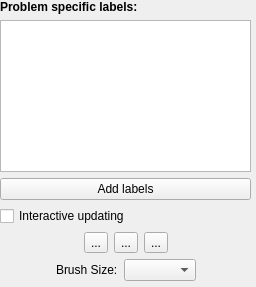
ilastik/ilastik, file ilastik/applets/labeling/labelingDrawer.ui: the form before one commit.
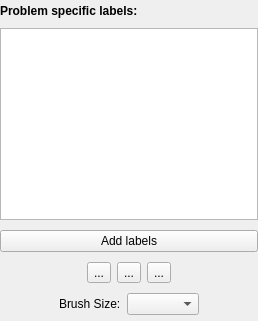
The form after the commit. Custom widgets are drawn as their Qt base class.

Commit message: Labeling gui: - Added properties for drawer ui and label list data. - Drawer ui path can be specified by subclasses (if they want to add controls to the ui. - Auto-select the paint tool if the user is selecting a new label. - New labels are named according to the highest label number in the list. - Label deletion occurs AFTER row is removed from the list.  That way the label list is consistent with the graph state by the time subclasses react to the deleted label in graph callbacks.

Patch:
```diff
--- a/ilastik/applets/labeling/labelingDrawer.ui
+++ b/ilastik/applets/labeling/labelingDrawer.ui
@@ -6,8 +6,8 @@
    <rect>
     <x>0</x>
     <y>0</y>
-    <width>256</width>
-    <height>287</height>
+    <width>258</width>
+    <height>321</height>
    </rect>
   </property>
   <property name="sizePolicy">
@@ -36,8 +36,8 @@
     <rect>
      <x>0</x>
      <y>0</y>
-     <width>251</width>
-     <height>281</height>
+     <width>258</width>
+     <height>321</height>
     </rect>
    </property>
    <layout class="QVBoxLayout" name="verticalLayout">
@@ -74,16 +74,6 @@
       </property>
      </widget>
     </item>
-    <item>
-     <widget class="QCheckBox" name="checkInteractive">
-      <property name="enabled">
-       <bool>true</bool>
-      </property>
-      <property name="text">
-       <string>Interactive updating</string>
-      </property>
-     </widget>
-    </item>
     <item>
      <layout class="QHBoxLayout" name="horizontalLayout" stretch="0,0,0,1,0">
       <property name="sizeConstraint">
```
The commit also changes 1 other file.
